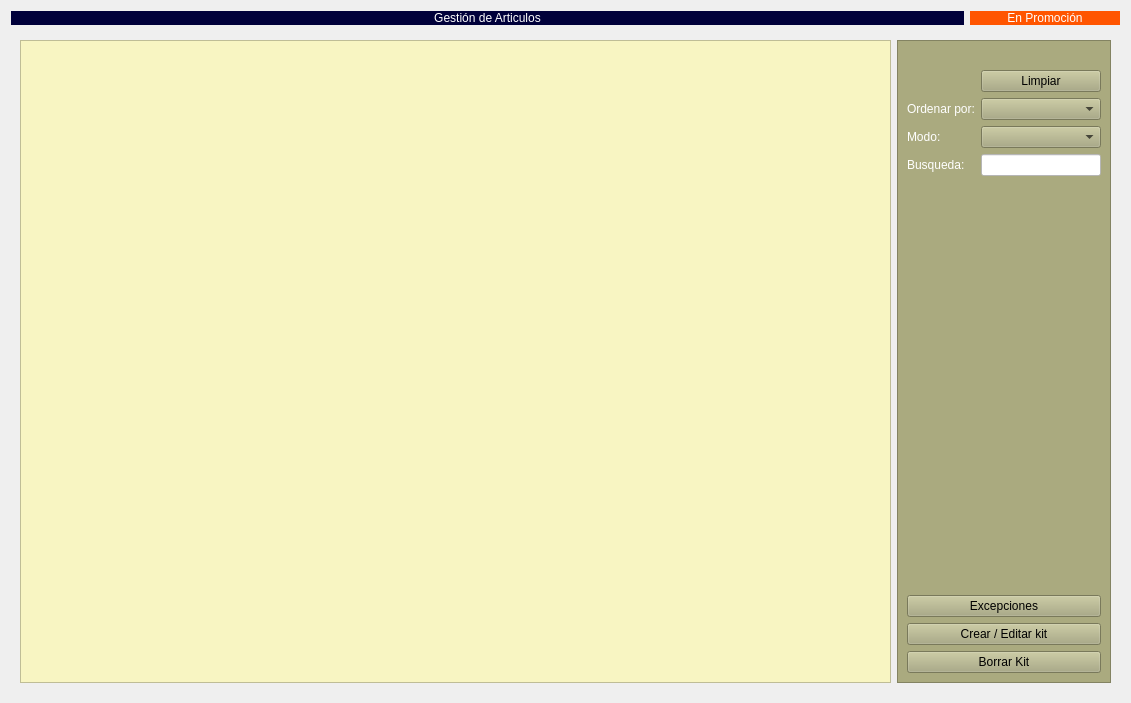
The window that Almacen/frmarticulos.ui (arcnexus/RedFoX) describes before a commit, drawn with Qt 5.
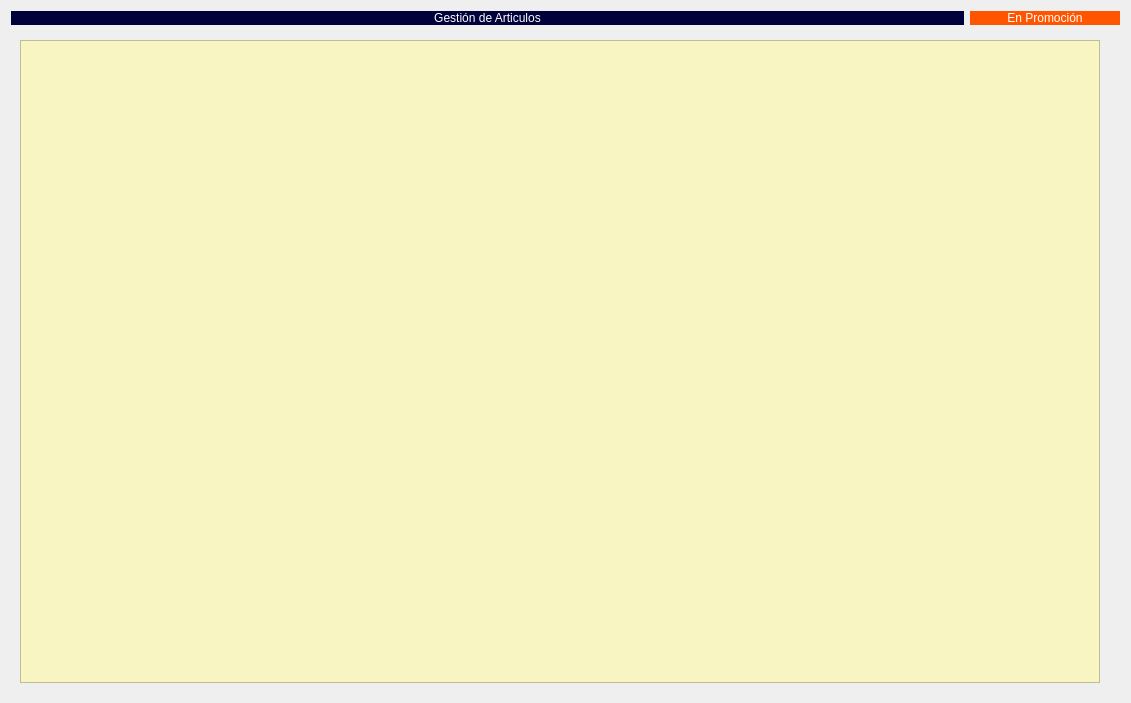
The same window after the commit. The open tabs and pages were chosen to show the change. Icons and pictures are not drawn. Custom widgets are drawn as their Qt base class.

Commit message: Barras de busqueda

Diff of the .ui file:
```diff
--- a/Almacen/frmarticulos.ui
+++ b/Almacen/frmarticulos.ui
@@ -5648,6 +5648,9 @@
      </widget>
      <widget class="QWidget" name="page_2">
       <layout class="QGridLayout" name="gridLayout_38">
+       <property name="rightMargin">
+        <number>20</number>
+       </property>
        <item row="0" column="0">
         <widget class="QTableView" name="tabla">
          <property name="styleSheet">
@@ -5672,144 +5675,6 @@
          </attribute>
         </widget>
        </item>
-       <item row="0" column="1">
-        <widget class="QFrame" name="frame_27">
-         <property name="maximumSize">
-          <size>
-           <width>250</width>
-           <height>16777215</height>
-          </size>
-         </property>
-         <property name="styleSheet">
-          <string notr="true">background-color: rgb(170, 170, 127);</string>
-         </property>
-         <property name="frameShape">
-          <enum>QFrame::StyledPanel</enum>
-         </property>
-         <property name="frameShadow">
-          <enum>QFrame::Raised</enum>
-         </property>
-         <layout class="QGridLayout" name="gridLayout_32">
-          <item row="5" column="0">
-           <spacer name="verticalSpacer_7">
-            <property name="orientation">
-             <enum>Qt::Vertical</enum>
-            </property>
-            <property name="sizeHint" stdset="0">
-             <size>
-              <width>20</width>
-              <height>40</height>
-             </size>
-            </property>
-           </spacer>
-          </item>
-          <item row="4" column="0">
-           <widget class="QLabel" name="label_17">
-            <property name="styleSheet">
-             <string notr="true">color: rgb(255, 255, 255);</string>
-            </property>
-            <property name="text">
-             <string>Busqueda:</string>
-            </property>
-           </widget>
-          </item>
-          <item row="3" column="0">
-           <widget class="QLabel" name="label_71">
-            <property name="styleSheet">
-             <string notr="true">color: rgb(255, 255, 255);</string>
-            </property>
-            <property name="text">
-             <string>Modo:</string>
-            </property>
-           </widget>
-          </item>
-          <item row="2" column="0">
-           <widget class="QLabel" name="label_38">
-            <property name="styleSheet">
-             <string notr="true">color: rgb(255, 255, 255);</string>
-            </property>
-            <property name="text">
-             <string>Ordenar por:</string>
-            </property>
-           </widget>
-          </item>
-          <item row="6" column="0" colspan="3">
-           <widget class="QPushButton" name="btnExcepciones">
-            <property name="text">
-             <string>Excepciones</string>
-            </property>
-            <property name="icon">
-             <iconset resource="../maya.qrc">
-              <normaloff>:/Icons/PNG/excepciones.png</normaloff>:/Icons/PNG/excepciones.png</iconset>
-            </property>
-           </widget>
-          </item>
-          <item row="0" column="1" colspan="2">
-           <widget class="QLabel" name="label">
-            <property name="text">
-             <string/>
-            </property>
-            <property name="pixmap">
-             <pixmap resource="../maya.qrc">:/Icons/PNG/busca_filtra.png</pixmap>
-            </property>
-           </widget>
-          </item>
-          <item row="1" column="1" colspan="2">
-           <widget class="QPushButton" name="btnLimpiar">
-            <property name="text">
-             <string>Limpiar</string>
-            </property>
-            <property name="icon">
-             <iconset resource="../maya.qrc">
-              <normaloff>:/Icons/PNG/clean.png</normaloff>:/Icons/PNG/clean.png</iconset>
-            </property>
-           </widget>
-          </item>
-          <item row="4" column="1" colspan="2">
-           <widget class="QLineEdit" name="txtBuscar">
-            <property name="styleSheet">
-             <string notr="true">background-color: rgb(255, 255, 255);</string>
-            </property>
-           </widget>
-          </item>
-          <item row="2" column="1" colspan="2">
-           <widget class="QComboBox" name="cboOrden">
-            <property name="minimumSize">
-             <size>
-              <width>120</width>
-              <height>0</height>
-             </size>
-            </property>
-           </widget>
-          </item>
-          <item row="3" column="1" colspan="2">
-           <widget class="QComboBox" name="cboModo"/>
-          </item>
-          <item row="7" column="0" colspan="3">
-           <widget class="QPushButton" name="pushButton">
-            <property name="text">
-             <string>Crear / Editar kit</string>
-            </property>
-            <property name="icon">
-             <iconset resource="../maya.qrc">
-              <normaloff>:/Icons/PNG/kits.png</normaloff>:/Icons/PNG/kits.png</iconset>
-            </property>
-           </widget>
-          </item>
-          <item row="8" column="0" colspan="3">
-           <widget class="QPushButton" name="pushButton_2">
-            <property name="text">
-             <string>Borrar Kit</string>
-            </property>
-            <property name="icon">
-             <iconset resource="../maya.qrc">
-              <normaloff>:/Icons/PNG/Delete.png</normaloff>:/Icons/PNG/Delete.png</iconset>
-            </property>
-           </widget>
-          </item>
-         </layout>
-        </widget>
-       </item>
       </layout>
      </widget>
     </widget>
```
Left out of the diff: 39 changed lines with no effect on the pictures. The commit also changes 41 other files.
